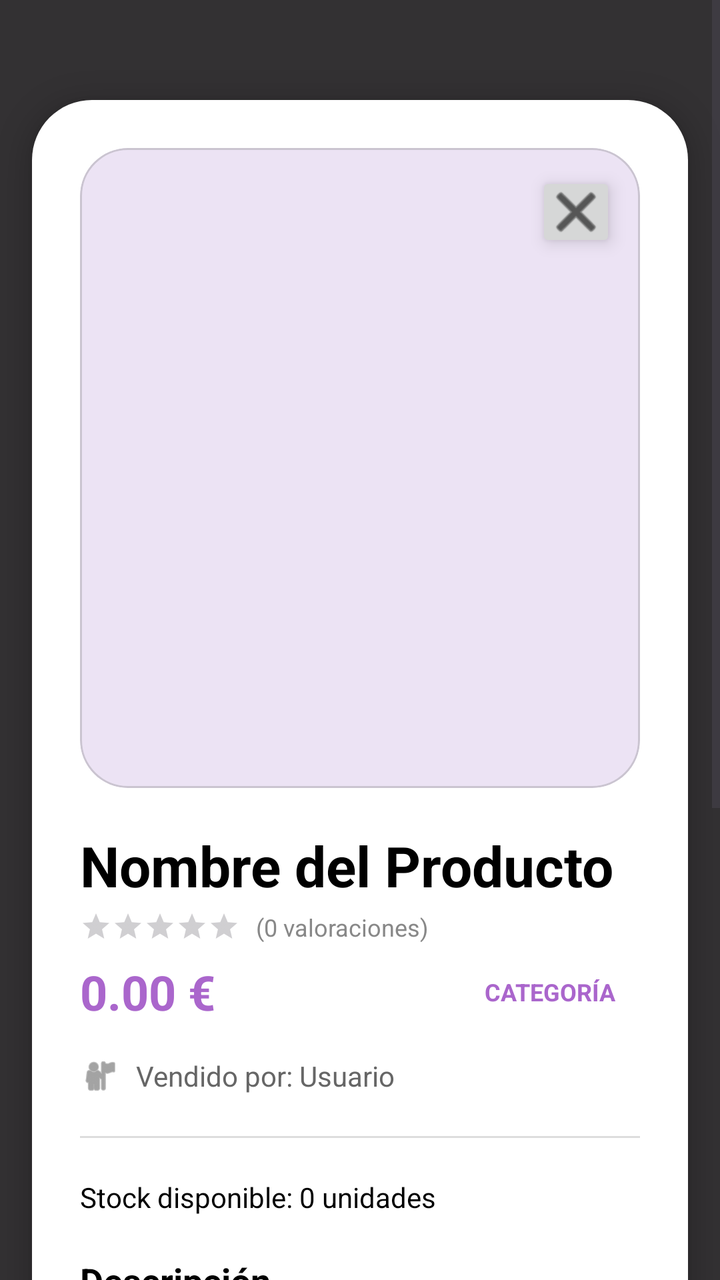
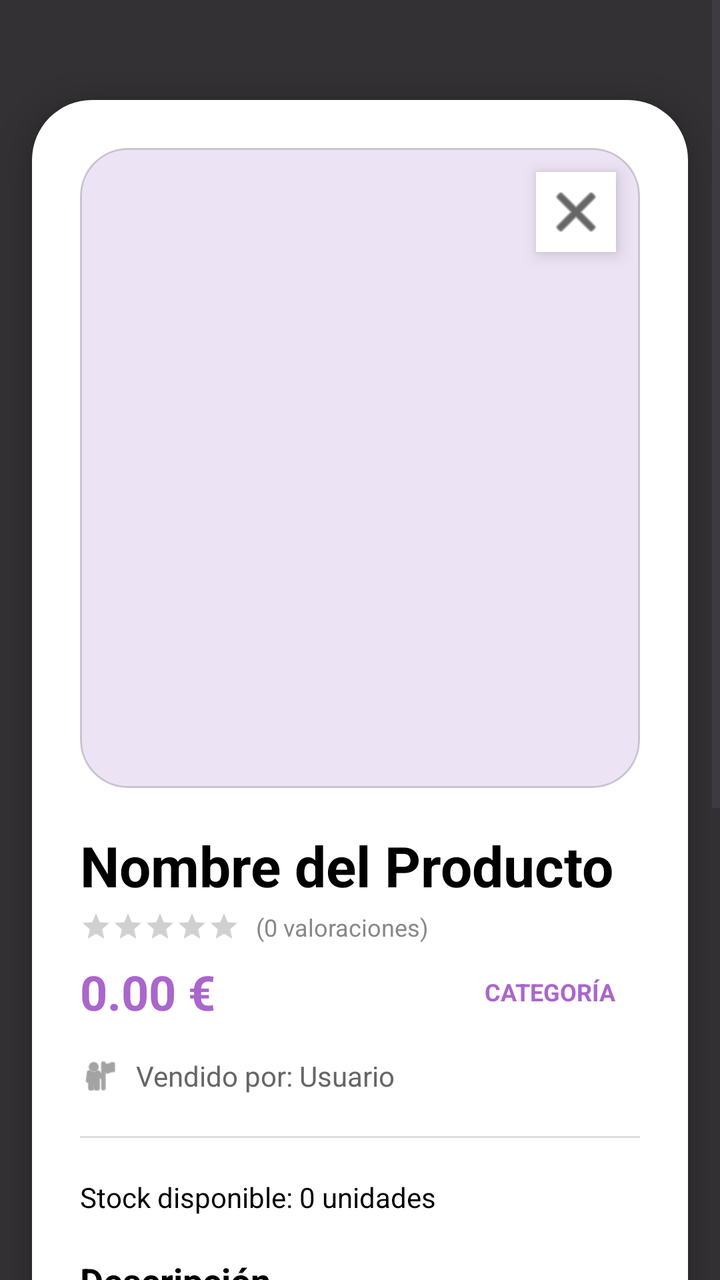

Screens rendered from an Android XML layout before and after an edit, with the pre-edit source and the edit as a unified diff.
<!-- AndroidManifest.xml: application theme Theme.ProyectoIntermodularTFG -->
<!-- res/layout/layout_detalle_producto_pantalla_principal.xml -->
<?xml version="1.0" encoding="utf-8"?>
<ScrollView xmlns:android="http://schemas.android.com/apk/res/android"
    xmlns:app="http://schemas.android.com/apk/res-auto"
    android:layout_width="match_parent"
    android:layout_height="match_parent"
    android:fillViewport="true"
    android:background="#CC000000"
    android:clickable="true"
    android:focusable="true">

    <LinearLayout
        android:layout_width="match_parent"
        android:layout_height="wrap_content"
        android:orientation="vertical"
        android:padding="24dp"
        android:layout_marginTop="50dp"
        android:layout_marginHorizontal="16dp"
        android:background="@drawable/redondeado_de_ventanas"
        android:elevation="8dp">

        <RelativeLayout
            android:layout_width="match_parent"
            android:layout_height="320dp">

            <com.google.android.material.card.MaterialCardView
                android:layout_width="match_parent"
                android:layout_height="match_parent"
                app:cardCornerRadius="24dp"
                app:cardElevation="0dp">

                <ImageView
                    android:id="@+id/ivDetalleImagen"
                    android:layout_width="match_parent"
                    android:layout_height="match_parent"
                    android:scaleType="centerCrop" />
            </com.google.android.material.card.MaterialCardView>

            <ImageButton
                android:id="@+id/btnCerrarDetalle"
                android:layout_width="40dp"
                android:layout_height="40dp"
                android:layout_alignParentEnd="true"
                android:layout_alignParentTop="true"
                android:layout_margin="12dp"
                android:src="@android:drawable/ic_menu_close_clear_cancel"
                app:tint="@color/black"
                android:elevation="5dp"
                android:contentDescription="Cerrar detalle" />
        </RelativeLayout>

        <TextView
            android:id="@+id/tvDetalleNombre"
            android:layout_width="match_parent"
            android:layout_height="wrap_content"
            android:layout_marginTop="20dp"
            android:textColor="@color/black"
            android:textSize="28sp"
            android:textStyle="bold"
            android:text="Nombre del Producto" />

        <LinearLayout
            android:layout_width="match_parent"
            android:layout_height="wrap_content"
            android:orientation="horizontal"
            android:gravity="center_vertical"
            android:layout_marginTop="4dp">

            <RatingBar
                android:id="@+id/rbMediaValoracion"
                style="?android:attr/ratingBarStyleSmall"
                android:layout_width="wrap_content"
                android:layout_height="wrap_content"
                android:numStars="5"
                android:rating="0"
                android:isIndicator="true"
                android:progressTint="#FFD700" />

            <TextView
                android:id="@+id/tvNumValoraciones"
                android:layout_width="wrap_content"
                android:layout_height="wrap_content"
                android:layout_marginStart="8dp"
                android:text="(0 valoraciones)"
                android:textColor="#888888"
                android:textSize="12sp" />
        </LinearLayout>

        <LinearLayout
            android:layout_width="match_parent"
            android:layout_height="wrap_content"
            android:orientation="horizontal"
            android:gravity="center_vertical"
            android:layout_marginTop="8dp">

            <TextView
                android:id="@+id/tvDetallePrecio"
                android:layout_width="wrap_content"
                android:layout_height="wrap_content"
                android:textColor="@android:color/holo_purple"
                android:textSize="24sp"
                android:textStyle="bold"
                android:text="0.00 €" />

            <View
                android:layout_width="0dp"
                android:layout_height="0dp"
                android:layout_weight="1" />

            <TextView
                android:id="@+id/tvDetalleCategoria"
                android:layout_width="wrap_content"
                android:layout_height="wrap_content"
                android:paddingHorizontal="12dp"
                android:paddingVertical="6dp"
                android:textColor="@android:color/holo_purple"
                android:textSize="12sp"
                android:textStyle="bold"
                android:text="CATEGORÍA" />
        </LinearLayout>

        <LinearLayout
            android:layout_width="match_parent"
            android:layout_height="wrap_content"
            android:orientation="horizontal"
            android:layout_marginTop="16dp"
            android:gravity="center_vertical">

            <ImageView
                android:layout_width="20dp"
                android:layout_height="20dp"
                android:src="@android:drawable/ic_menu_myplaces"
                app:tint="#666666" />

            <TextView
                android:id="@+id/tvDetalleVendedor"
                android:layout_width="wrap_content"
                android:layout_height="wrap_content"
                android:layout_marginStart="8dp"
                android:text="Vendido por: Usuario"
                android:textColor="#666666"
                android:textSize="14sp" />
        </LinearLayout>

        <View
            android:layout_width="match_parent"
            android:layout_height="1dp"
            android:background="#DDDDDD"
            android:layout_marginVertical="20dp" />

        <TextView
            android:id="@+id/tvDetalleStock"
            android:layout_width="match_parent"
            android:layout_height="wrap_content"
            android:text="Stock disponible: 0 unidades"
            android:textColor="@color/black"
            android:textSize="14sp" />

        <TextView
            android:id="@+id/tvAlertaStock"
            android:layout_width="match_parent"
            android:layout_height="wrap_content"
            android:text="¡Últimas unidades disponibles!"
            android:textColor="#E53935"
            android:textSize="12sp"
            android:textStyle="bold"
            android:visibility="gone" />

        <TextView
            android:layout_width="match_parent"
            android:layout_height="wrap_content"
            android:layout_marginTop="20dp"
            android:text="Descripción"
            android:textStyle="bold"
            android:textColor="@color/black"
            android:textSize="18sp" />

        <TextView
            android:id="@+id/tvDetalleDescripcion"
            android:layout_width="match_parent"
            android:layout_height="wrap_content"
            android:layout_marginTop="8dp"
            android:lineSpacingExtra="4dp"
            android:textColor="#555555"
            android:textSize="15sp"
            android:text="Breve descripción del producto..." />

        <View
            android:layout_width="match_parent"
            android:layout_height="1dp"
            android:background="#EEEEEE"
            android:layout_marginTop="24dp" />

        <TextView
            android:layout_width="match_parent"
            android:layout_height="wrap_content"
            android:layout_marginTop="16dp"
            android:text="¿Qué te ha parecido este producto?"
            android:textAlignment="center"
            android:textStyle="italic"
            android:textColor="@color/black"
            android:textSize="14sp" />

        <RatingBar
            android:id="@+id/rbUsuarioValoracion"
            android:layout_width="wrap_content"
            android:layout_height="wrap_content"
            android:layout_gravity="center_horizontal"
            android:layout_marginTop="8dp"
            android:numStars="5"
            android:stepSize="1"
            android:progressTint="@android:color/holo_purple" />

        <com.google.android.material.button.MaterialButton
            android:id="@+id/btnAgregarAlCarrito"
            android:layout_width="match_parent"
            android:layout_height="60dp"
            android:layout_marginTop="24dp"
            android:text="AÑADIR AL CARRITO"
            android:textStyle="bold"
            app:cornerRadius="16dp"
            app:backgroundTint="@android:color/holo_purple" />

        <View
            android:layout_width="match_parent"
            android:layout_height="100dp"
            android:background="@android:color/transparent" />

    </LinearLayout>
</ScrollView>
<!-- resources referenced by this layout -->
<resources>
  <color name="black">#FF000000</color>
  <!-- drawable redondeado_de_ventanas (drawable) -->
  <?xml version="1.0" encoding="utf-8"?>
  <shape xmlns:android="http://schemas.android.com/apk/res/android">
      <solid android:color="@android:color/white" />
      <corners
          android:topLeftRadius="30dp"
          android:topRightRadius="30dp" />
  </shape>
  <style name="Theme.ProyectoIntermodularTFG" parent="Base.Theme.ProyectoIntermodularTFG" />
  <style name="Base.Theme.ProyectoIntermodularTFG" parent="Theme.Material3.DayNight.NoActionBar">
          
          
      </style>
</resources>

<!-- the commit's change to res/layout/layout_detalle_producto_pantalla_principal.xml (unified diff, before → after) -->
@@ -44,6 +44,7 @@
                 android:layout_margin="12dp"
                 android:src="@android:drawable/ic_menu_close_clear_cancel"
                 app:tint="@color/black"
+                android:background="@color/white"
                 android:elevation="5dp"
                 android:contentDescription="Cerrar detalle" />
         </RelativeLayout>
@@ -218,6 +219,7 @@
             android:text="AÑADIR AL CARRITO"
             android:textStyle="bold"
             app:cornerRadius="16dp"
+            android:textColor="@color/white"
             app:backgroundTint="@android:color/holo_purple" />
 
         <View
<!-- resource entries referenced after the edit -->
@@ -1,6 +1,7 @@
 <!-- resources referenced by this layout -->
 <resources>
   <color name="black">#FF000000</color>
+  <color name="white">#FFFFFFFF</color>
   <!-- drawable redondeado_de_ventanas (drawable) -->
   <?xml version="1.0" encoding="utf-8"?>
   <shape xmlns:android="http://schemas.android.com/apk/res/android">
